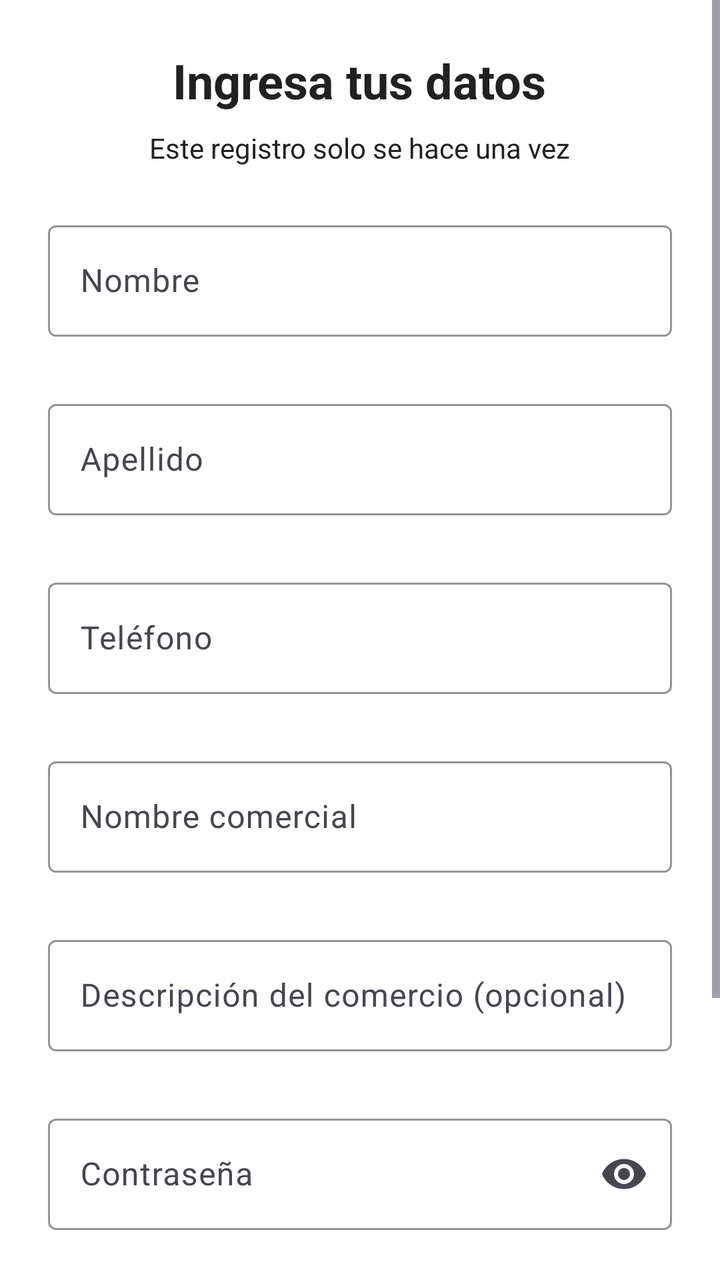
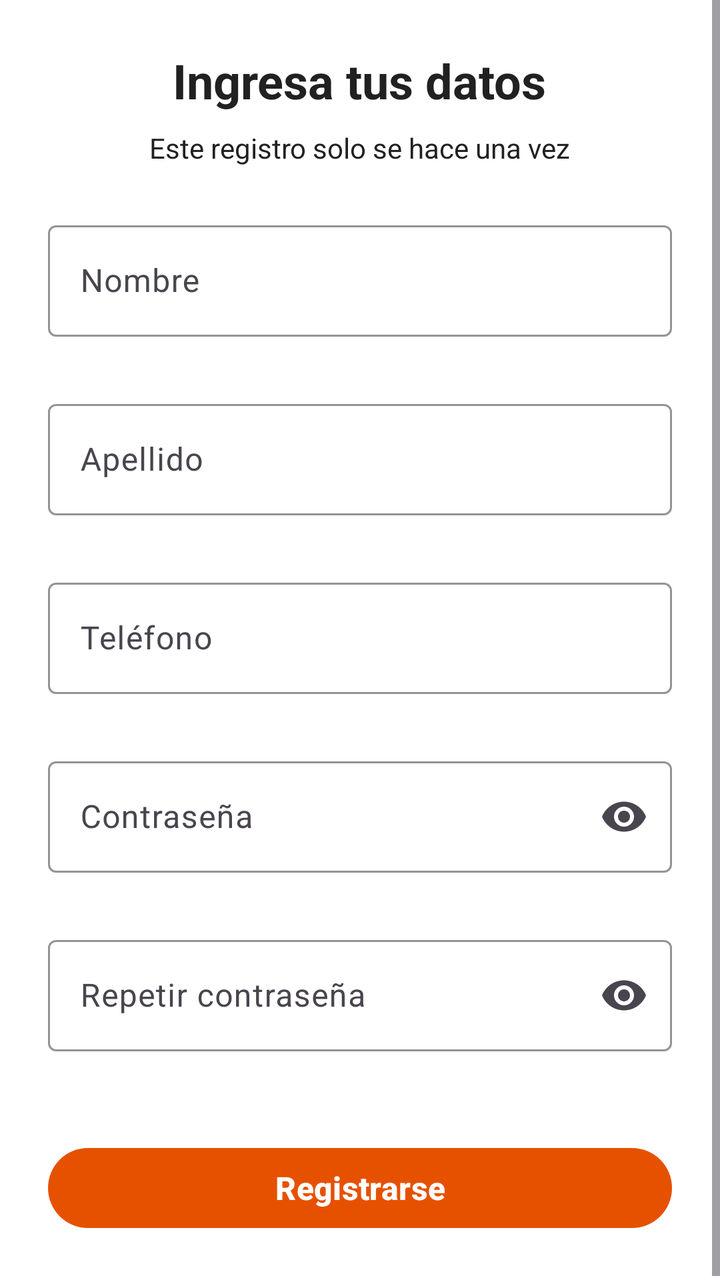

An Android layout rendered at two revisions. The XML below is the earlier revision; the diff shows what the commit changed to produce the second picture.
<!-- AndroidManifest.xml: application theme Theme.FeriApp -->
<!-- res/layout/fragmento_registro.xml -->
<?xml version="1.0" encoding="utf-8"?>
<ScrollView xmlns:android="http://schemas.android.com/apk/res/android"
    xmlns:app="http://schemas.android.com/apk/res-auto"
    android:layout_width="match_parent"
    android:layout_height="match_parent"
    android:fillViewport="true">

    <LinearLayout
        android:layout_width="match_parent"
        android:layout_height="wrap_content"
        android:gravity="center"
        android:orientation="vertical"
        android:padding="24dp">

        <TextView
            style="@style/estilo_titulo"
            android:layout_width="wrap_content"
            android:layout_height="wrap_content"
            android:text="@string/titulo_registro"
            android:textSize="24sp" />

        <TextView
            android:layout_width="wrap_content"
            android:layout_height="wrap_content"
            android:layout_marginTop="8dp"
            android:text="@string/subtitulo_registro"
            android:textColor="@color/color_texto"
            android:textSize="14sp" />

        <com.google.android.material.textfield.TextInputLayout
            android:id="@+id/layoutNombre"
            style="@style/estilo_campo_texto"
            android:layout_width="match_parent"
            android:layout_height="wrap_content"
            android:layout_marginTop="24dp"
            android:hint="@string/etiqueta_nombre"
            app:errorEnabled="true">

            <com.google.android.material.textfield.TextInputEditText
                android:id="@+id/etNombre"
                android:layout_width="match_parent"
                android:layout_height="wrap_content"
                android:imeOptions="actionNext"
                android:inputType="textPersonName"
                android:maxLines="1" />
        </com.google.android.material.textfield.TextInputLayout>

        <com.google.android.material.textfield.TextInputLayout
            android:id="@+id/layoutApellido"
            style="@style/estilo_campo_texto"
            android:layout_width="match_parent"
            android:layout_height="wrap_content"
            android:layout_marginTop="8dp"
            android:hint="@string/etiqueta_apellido"
            app:errorEnabled="true">

            <com.google.android.material.textfield.TextInputEditText
                android:id="@+id/etApellido"
                android:layout_width="match_parent"
                android:layout_height="wrap_content"
                android:imeOptions="actionNext"
                android:inputType="textPersonName"
                android:maxLines="1" />
        </com.google.android.material.textfield.TextInputLayout>

        <com.google.android.material.textfield.TextInputLayout
            android:id="@+id/layoutTelefono"
            style="@style/estilo_campo_texto"
            android:layout_width="match_parent"
            android:layout_height="wrap_content"
            android:layout_marginTop="8dp"
            android:hint="@string/etiqueta_telefono"
            app:errorEnabled="true">

            <com.google.android.material.textfield.TextInputEditText
                android:id="@+id/etTelefono"
                android:layout_width="match_parent"
                android:layout_height="wrap_content"
                android:imeOptions="actionNext"
                android:inputType="phone"
                android:maxLines="1" />
        </com.google.android.material.textfield.TextInputLayout>

        <com.google.android.material.textfield.TextInputLayout
            android:id="@+id/layoutNombreComercial"
            style="@style/estilo_campo_texto"
            android:layout_width="match_parent"
            android:layout_height="wrap_content"
            android:layout_marginTop="8dp"
            android:hint="@string/etiqueta_nombre_comercial"
            app:errorEnabled="true">

            <com.google.android.material.textfield.TextInputEditText
                android:id="@+id/etNombreComercial"
                android:layout_width="match_parent"
                android:layout_height="wrap_content"
                android:imeOptions="actionNext"
                android:inputType="text"
                android:maxLines="1" />
        </com.google.android.material.textfield.TextInputLayout>

        <com.google.android.material.textfield.TextInputLayout
            android:id="@+id/layoutDescripcionComercio"
            style="@style/estilo_campo_texto"
            android:layout_width="match_parent"
            android:layout_height="wrap_content"
            android:layout_marginTop="8dp"
            android:hint="@string/etiqueta_descripcion_comercio"
            app:errorEnabled="true">

            <com.google.android.material.textfield.TextInputEditText
                android:id="@+id/etDescripcionComercio"
                android:layout_width="match_parent"
                android:layout_height="wrap_content"
                android:imeOptions="actionNext"
                android:inputType="textMultiLine"
                android:maxLines="3" />
        </com.google.android.material.textfield.TextInputLayout>

        <com.google.android.material.textfield.TextInputLayout
            android:id="@+id/layoutContrasena"
            style="@style/estilo_campo_texto"
            android:layout_width="match_parent"
            android:layout_height="wrap_content"
            android:layout_marginTop="8dp"
            android:hint="@string/etiqueta_contrasena"
            app:endIconMode="password_toggle"
            app:errorEnabled="true">

            <com.google.android.material.textfield.TextInputEditText
                android:id="@+id/etContrasena"
                android:layout_width="match_parent"
                android:layout_height="wrap_content"
                android:imeOptions="actionNext"
                android:inputType="textPassword"
                android:maxLines="1" />
        </com.google.android.material.textfield.TextInputLayout>

        <com.google.android.material.textfield.TextInputLayout
            android:id="@+id/layoutRepetirContrasena"
            style="@style/estilo_campo_texto"
            android:layout_width="match_parent"
            android:layout_height="wrap_content"
            android:layout_marginTop="8dp"
            android:hint="@string/etiqueta_repetir_contrasena"
            app:endIconMode="password_toggle"
            app:errorEnabled="true">

            <com.google.android.material.textfield.TextInputEditText
                android:id="@+id/etRepetirContrasena"
                android:layout_width="match_parent"
                android:layout_height="wrap_content"
                android:imeOptions="actionDone"
                android:inputType="textPassword"
                android:maxLines="1" />
        </com.google.android.material.textfield.TextInputLayout>

        <ProgressBar
            android:id="@+id/indicadorCargando"
            android:layout_width="wrap_content"
            android:layout_height="wrap_content"
            android:layout_marginTop="16dp"
            android:visibility="gone" />

        <Button
            android:id="@+id/btnRegistrarse"
            style="@style/estilo_boton_principal"
            android:layout_width="match_parent"
            android:layout_height="wrap_content"
            android:layout_marginTop="24dp"
            android:text="@string/btn_registrarse" />

    </LinearLayout>
</ScrollView>
<!-- resources referenced by this layout -->
<resources>
  <color name="color_texto">#212121</color>
  <string name="btn_registrarse">Registrarse</string>
  <string name="etiqueta_apellido">Apellido</string>
  <string name="etiqueta_contrasena">Contraseña</string>
  <string name="etiqueta_descripcion_comercio">Descripción del comercio (opcional)</string>
  <string name="etiqueta_nombre">Nombre</string>
  <string name="etiqueta_nombre_comercial">Nombre comercial</string>
  <string name="etiqueta_repetir_contrasena">Repetir contraseña</string>
  <string name="etiqueta_telefono">Teléfono</string>
  <string name="subtitulo_registro">Este registro solo se hace una vez</string>
  <string name="titulo_registro">Ingresa tus datos</string>
  <style name="estilo_boton_principal" parent="Widget.Material3.Button">
          <item name="backgroundTint">@color/color_primario</item>
          <item name="android:textColor">@color/color_fondo</item>
          <item name="android:textSize">16sp</item>
          <item name="android:textStyle">bold</item>
      </style>
  <style name="estilo_campo_texto" parent="Widget.Material3.TextInputLayout.OutlinedBox">
          <item name="boxStrokeColor">@color/color_primario</item>
          <item name="hintTextColor">@color/color_primario</item>
      </style>
  <style name="estilo_titulo">
          <item name="android:textSize">20sp</item>
          <item name="android:textStyle">bold</item>
          <item name="android:textColor">@color/color_texto</item>
      </style>
  <style name="Theme.FeriApp" parent="Base.Theme.FeriApp" />
  <color name="color_primario">#E65100</color>
  <color name="color_fondo">#FFFFFF</color>
  <style name="Base.Theme.FeriApp" parent="Theme.Material3.DayNight.NoActionBar">
          <item name="colorPrimary">@color/color_primario</item>
          <item name="colorOnPrimary">@color/color_fondo</item>
          <item name="colorSecondary">@color/color_secundario</item>
          <item name="colorOnSecondary">@color/color_fondo</item>
          <item name="android:colorBackground">@color/color_fondo</item>
          <item name="colorOnBackground">@color/color_texto</item>
          <item name="colorSurface">@color/color_fondo</item>
          <item name="colorOnSurface">@color/color_texto</item>
          <item name="colorError">@color/color_error</item>
          <item name="colorOnError">@color/color_fondo</item>
          <item name="android:windowBackground">@color/color_fondo</item>
      </style>
  <color name="color_secundario">#1565C0</color>
  <color name="color_error">#B3261C</color>
</resources>

<!-- the commit's change to res/layout/fragmento_registro.xml (unified diff, before → after) -->
@@ -82,42 +82,6 @@
         </com.google.android.material.textfield.TextInputLayout>
 
         <com.google.android.material.textfield.TextInputLayout
-            android:id="@+id/layoutNombreComercial"
-            style="@style/estilo_campo_texto"
-            android:layout_width="match_parent"
-            android:layout_height="wrap_content"
-            android:layout_marginTop="8dp"
-            android:hint="@string/etiqueta_nombre_comercial"
-            app:errorEnabled="true">
-
-            <com.google.android.material.textfield.TextInputEditText
-                android:id="@+id/etNombreComercial"
-                android:layout_width="match_parent"
-                android:layout_height="wrap_content"
-                android:imeOptions="actionNext"
-                android:inputType="text"
-                android:maxLines="1" />
-        </com.google.android.material.textfield.TextInputLayout>
-
-        <com.google.android.material.textfield.TextInputLayout
-            android:id="@+id/layoutDescripcionComercio"
-            style="@style/estilo_campo_texto"
-            android:layout_width="match_parent"
-            android:layout_height="wrap_content"
-            android:layout_marginTop="8dp"
-            android:hint="@string/etiqueta_descripcion_comercio"
-            app:errorEnabled="true">
-
-            <com.google.android.material.textfield.TextInputEditText
-                android:id="@+id/etDescripcionComercio"
-                android:layout_width="match_parent"
-                android:layout_height="wrap_content"
-                android:imeOptions="actionNext"
-                android:inputType="textMultiLine"
-                android:maxLines="3" />
-        </com.google.android.material.textfield.TextInputLayout>
-
-        <com.google.android.material.textfield.TextInputLayout
             android:id="@+id/layoutContrasena"
             style="@style/estilo_campo_texto"
             android:layout_width="match_parent"
<!-- resource entries referenced after the edit -->
@@ -4,9 +4,7 @@
   <string name="btn_registrarse">Registrarse</string>
   <string name="etiqueta_apellido">Apellido</string>
   <string name="etiqueta_contrasena">Contraseña</string>
-  <string name="etiqueta_descripcion_comercio">Descripción del comercio (opcional)</string>
   <string name="etiqueta_nombre">Nombre</string>
-  <string name="etiqueta_nombre_comercial">Nombre comercial</string>
   <string name="etiqueta_repetir_contrasena">Repetir contraseña</string>
   <string name="etiqueta_telefono">Teléfono</string>
   <string name="subtitulo_registro">Este registro solo se hace una vez</string>
